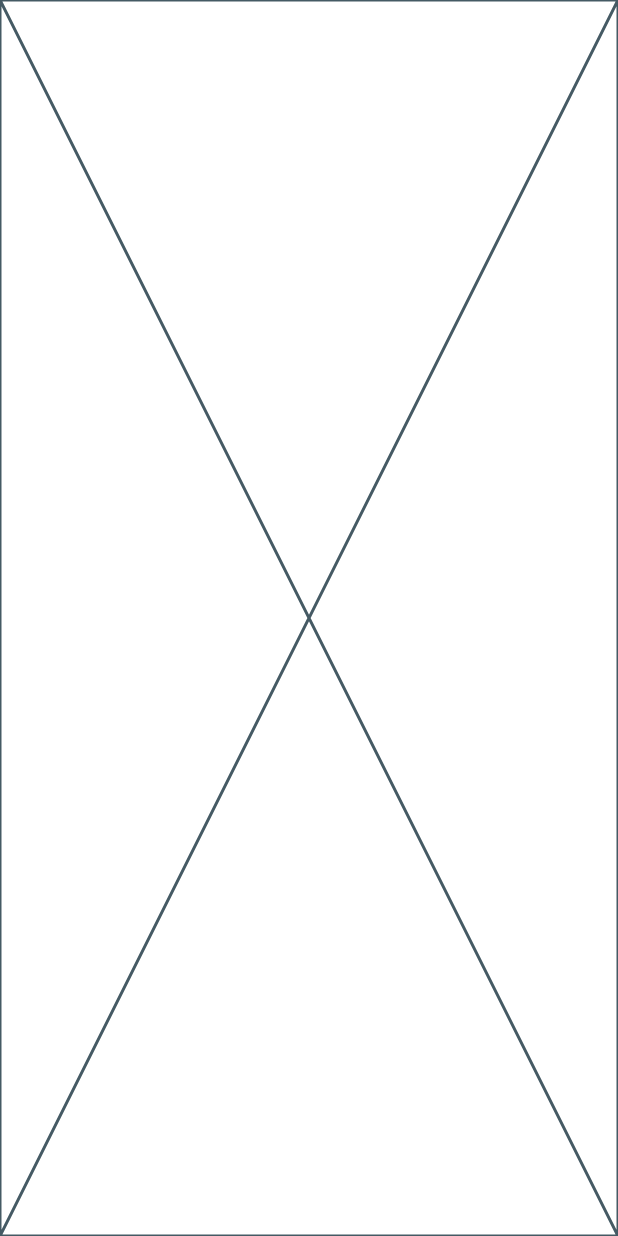
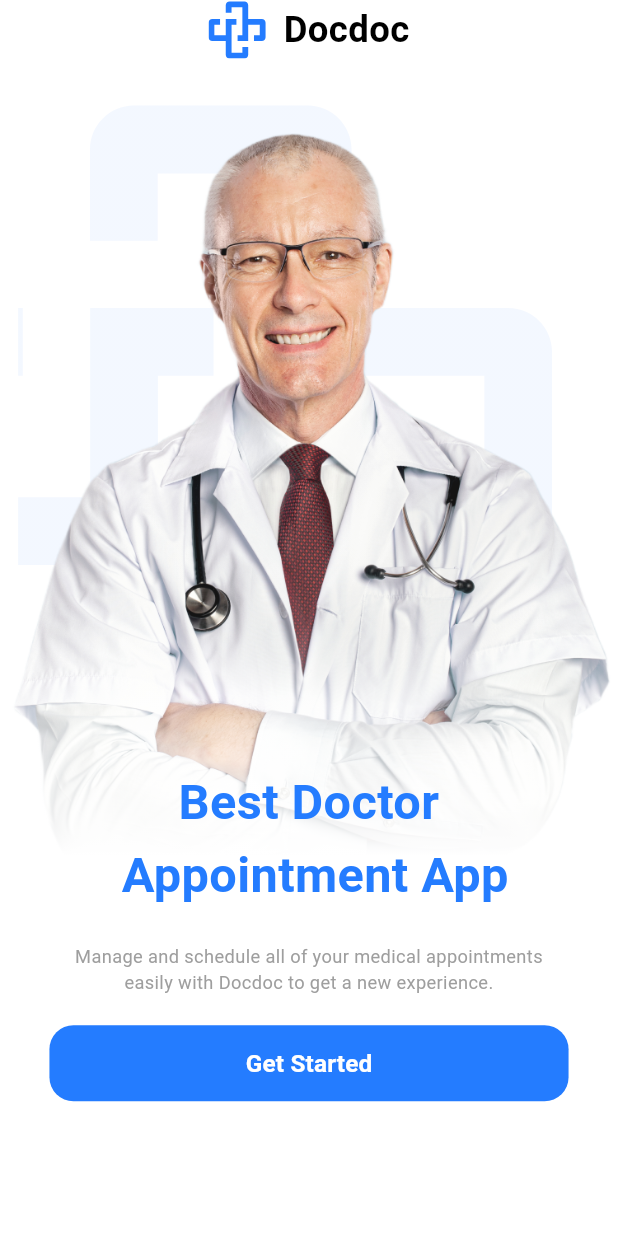
Before and after one commit to hade-allaila/doctors_app, a Flutter app: the screen it shows after launch, on a phone screen of 412 x 824 dp. Run offline on Flutter 3.47's test engine with Material 3 defaults, Android fonts, the phone set to English and light mode, and no system bars; our stand-ins replace flutter_screenutil, flutter_svg.

Commit message:
- added screen_util package - added flutter_svg package - change ndkVersion to 27.0.12077973  to fix packages worning on run - create app router - create onboarding screen

```diff
--- /dev/null
+++ b/lib/core/helpers/extentions.dart
@@ -0,0 +1,17 @@
+import 'package:flutter/material.dart';
+
+extension Navigation on BuildContext {
+  Future<dynamic> pushNamed(String routeName, {Object? arguments}) {
+    return Navigator.of(this).pushNamed(routeName, arguments: arguments);
+  }
+
+  Future<dynamic> pushReplacementNamed(String routeName, {Object? arguments}) {
+    return Navigator.of(this).pushNamed(routeName, arguments: arguments);
+  }
+
+  Future<dynamic> pushNamedAndRemoveUntil(String routeName, {Object? arguments, required RoutePredicate predicate}) {
+    return Navigator.of(this).pushNamedAndRemoveUntil(routeName, predicate, arguments: arguments);
+  }
+
+  void pop() => Navigator.of(this).pop();
+}
--- /dev/null
+++ b/lib/core/routing/app_router.dart
@@ -0,0 +1,21 @@
+import 'package:doctors_app/core/routing/routes.dart';
+import 'package:doctors_app/features/login/login.dart';
+import 'package:doctors_app/features/onboarding/onboarding.dart';
+import 'package:flutter/material.dart';
+
+class AppRouter {
+  Route generateRoute(RouteSettings settings) {
+    switch (settings.name) {
+      case Routes.onBoardingScreen:
+        return MaterialPageRoute(builder: (_) => Onboarding());
+      case Routes.loginScreen:
+        return MaterialPageRoute(builder: (_) => Login());
+      default:
+        return MaterialPageRoute(builder: (_) => Scaffold(
+          body: Center(
+            child: Text('No route defined for ${settings.name}'),
+          ),
+        ));
+    }
+  }
+}
--- /dev/null
+++ b/lib/core/routing/routes.dart
@@ -0,0 +1,5 @@
+class Routes {
+  static const String onBoardingScreen = '/onBoardingScreen';
+  static const String loginScreen = '/loginScreen';
+
+}
--- /dev/null
+++ b/lib/core/theming/colors.dart
@@ -0,0 +1,6 @@
+import 'package:flutter/widgets.dart';
+
+class ColorManager {
+  static const Color mainBlue = Color(0xff247cff);
+  static const Color gray =  Color(0xff757575);
+}
--- /dev/null
+++ b/lib/core/theming/text_style.dart
@@ -0,0 +1,27 @@
+import 'package:doctors_app/core/theming/colors.dart';
+import 'package:flutter/material.dart';
+import 'package:flutter_screenutil/flutter_screenutil.dart';
+
+class TextStyles {
+  static TextStyle font24black700Weight = TextStyle(
+    color: Colors.black,
+    fontWeight: FontWeight.w700,
+    fontSize: 24.sp,
+  );
+  static TextStyle font30BlueBold = TextStyle(
+    color: ColorManager.mainBlue,
+    fontWeight: FontWeight.bold,
+    fontSize: 32.sp,
+  );
+
+  static TextStyle font12GreyNormal = TextStyle(
+    color: Colors.grey,
+    fontWeight: FontWeight.normal,
+    fontSize: 12.sp,
+  );
+    static TextStyle font16White600Weight= TextStyle(
+      color: Colors.white,
+      fontWeight: FontWeight.w600,
+      fontSize: 16.sp,
+);
+}
--- /dev/null
+++ b/lib/doc_app.dart
@@ -0,0 +1,27 @@
+import 'package:doctors_app/core/routing/app_router.dart';
+import 'package:doctors_app/core/routing/routes.dart';
+import 'package:doctors_app/core/theming/colors.dart';
+import 'package:flutter/material.dart';
+import 'package:flutter_screenutil/flutter_screenutil.dart';
+
+class DocApp extends StatelessWidget {
+  final AppRouter appRouter;
+  DocApp({super.key, required this.appRouter});
+
+  @override
+  Widget build(BuildContext context) {
+    return  ScreenUtilInit(
+      designSize: const Size(375, 812),
+      minTextAdapt: true,
+      child: MaterialApp(
+        theme: ThemeData(
+          primaryColor: ColorManager.mainBlue,
+          scaffoldBackgroundColor: Colors.white,
+        ),
+        debugShowCheckedModeBanner: false,
+        initialRoute: Routes.onBoardingScreen,
+        onGenerateRoute: appRouter.generateRoute,
+      ),
+    );
+  }
+}
--- /dev/null
+++ b/lib/features/login/login.dart
@@ -0,0 +1,10 @@
+import 'package:flutter/material.dart';
+
+class Login extends StatelessWidget {
+  const Login({super.key});
+
+  @override
+  Widget build(BuildContext context) {
+    return const Placeholder();
+  }
+}
--- /dev/null
+++ b/lib/features/onboarding/onboarding.dart
@@ -0,0 +1,41 @@
+import 'package:doctors_app/core/theming/text_style.dart';
+import 'package:doctors_app/features/onboarding/widgets/doctor_with_logo_and_text.dart';
+import 'package:doctors_app/features/onboarding/widgets/get_started_button.dart';
+import 'package:doctors_app/features/onboarding/widgets/logo_with_name.dart';
+import 'package:flutter/material.dart';
+import 'package:flutter_screenutil/flutter_screenutil.dart';
+
+class Onboarding extends StatelessWidget {
+  const Onboarding({super.key});
+
+  @override
+  Widget build(BuildContext context) {
+    return Scaffold(
+      body: SafeArea(
+        child: Column(
+          crossAxisAlignment: CrossAxisAlignment.center,
+          children: [
+            LogoWithName(),
+            SizedBox(height: 30.h),
+            DoctorWithLogoAndText(),
+            SizedBox(height: 20.h),
+            Padding(
+              padding: EdgeInsets.symmetric(horizontal: 30.w),
+              child: Column(
+                children: [
+                  Text(
+                    "Manage and schedule all of your medical appointments easily with Docdoc to get a new experience.",
+                    style: TextStyles.font12GreyNormal,
+                    textAlign: TextAlign.center,
+                  ),
+                  SizedBox(height: 20.h),
+                  GetStartedButton(),
+                ],
+              ),
+            ),
+          ],
+        ),
+      ),
+    );
+  }
+}
--- /dev/null
+++ b/lib/features/onboarding/widgets/doctor_with_logo_and_text.dart
@@ -0,0 +1,46 @@
+import 'package:doctors_app/core/theming/text_style.dart';
+import 'package:flutter/material.dart';
+import 'package:flutter_screenutil/flutter_screenutil.dart';
+import 'package:flutter_svg/flutter_svg.dart';
+
+class DoctorWithLogoAndText extends StatelessWidget {
+  const DoctorWithLogoAndText({super.key});
+
+  @override
+  Widget build(BuildContext context) {
+    return Stack(
+      children: [
+        Positioned(
+          right: 40.w,
+          child: SvgPicture.asset('assets/svgs/logo_with_opactiy.svg')),
+        Container(
+          foregroundDecoration: BoxDecoration(
+            gradient: LinearGradient(colors: [
+              Colors.white,
+              Colors.white.withAlpha(20),
+            ],
+            begin: Alignment.bottomCenter,
+            end: Alignment.center,
+            stops: [
+              0.14.h,
+              0.7.h
+            ],
+            ),
+          ),
+          child: Image.asset('assets/images/onboarding_doctor.png'),
+        ),
+          Positioned(
+            bottom: 0,
+            left: 0,
+            right: 0,
+            child:
+              Text("Best Doctor\n Appointment App", style: TextStyles.font30BlueBold.copyWith(
+                height: 1.5
+
+              ),
+              textAlign: TextAlign.center,),
+          ),
+      ],
+    );
+  }
+}
--- /dev/null
+++ b/lib/features/onboarding/widgets/get_started_button.dart
@@ -0,0 +1,28 @@
+import 'package:doctors_app/core/helpers/extentions.dart';
+import 'package:doctors_app/core/routing/routes.dart';
+import 'package:doctors_app/core/theming/colors.dart';
+import 'package:doctors_app/core/theming/text_style.dart';
+import 'package:flutter/material.dart';
+import 'package:flutter_screenutil/flutter_screenutil.dart';
+
+class GetStartedButton extends StatelessWidget {
+  const GetStartedButton({super.key});
+
+  @override
+  Widget build(BuildContext context) {
+    return TextButton(
+      onPressed: () {
+        context.pushNamed(Routes.loginScreen);
+      },
+      style: ButtonStyle(
+        backgroundColor: WidgetStatePropertyAll<Color>(ColorManager.mainBlue),
+        tapTargetSize: MaterialTapTargetSize.shrinkWrap,
+        minimumSize: WidgetStatePropertyAll(Size(double.infinity, 50.h)),
+        shape: WidgetStatePropertyAll(
+          RoundedRectangleBorder(borderRadius: BorderRadius.circular(16)),
+        ),
+      ),
+      child: Text("Get Started", style: TextStyles.font16White600Weight),
+    );
+  }
+}
--- /dev/null
+++ b/lib/features/onboarding/widgets/logo_with_name.dart
@@ -0,0 +1,20 @@
+import 'package:doctors_app/core/theming/text_style.dart';
+import 'package:flutter/material.dart';
+import 'package:flutter_screenutil/flutter_screenutil.dart';
+import 'package:flutter_svg/flutter_svg.dart';
+
+class LogoWithName extends StatelessWidget {
+  const LogoWithName({super.key});
+
+  @override
+  Widget build(BuildContext context) {
+    return Row(
+      mainAxisAlignment: MainAxisAlignment.center,
+      children: [
+        SvgPicture.asset('assets/svgs/docdoc_logo.svg'),
+        SizedBox(width: 10.w),
+        Text("Docdoc", style: TextStyles.font24black700Weight),
+      ],
+    );
+  }
+}
--- a/lib/main.dart
+++ b/lib/main.dart
@@ -1,13 +1,7 @@
+import 'package:doctors_app/core/routing/app_router.dart';
+import 'package:doctors_app/doc_app.dart';
 import 'package:flutter/material.dart';
 
 void main() {
-  runApp(const MyWidget());
+  runApp( DocApp(appRouter: AppRouter(),));
 }
-class MyWidget extends StatelessWidget {
-  const MyWidget({super.key});
-
-  @override
-  Widget build(BuildContext context) {
-    return const Placeholder();
-  }
-}
```
Also changed, not shown: pubspec.yaml (+7 -3 lines), assets/images/onboarding_doctor.png (added), assets/svgs/docdoc_logo.svg (added), assets/svgs/logo_with_opactiy.svg (added), pubspec.lock, 2 other files.
